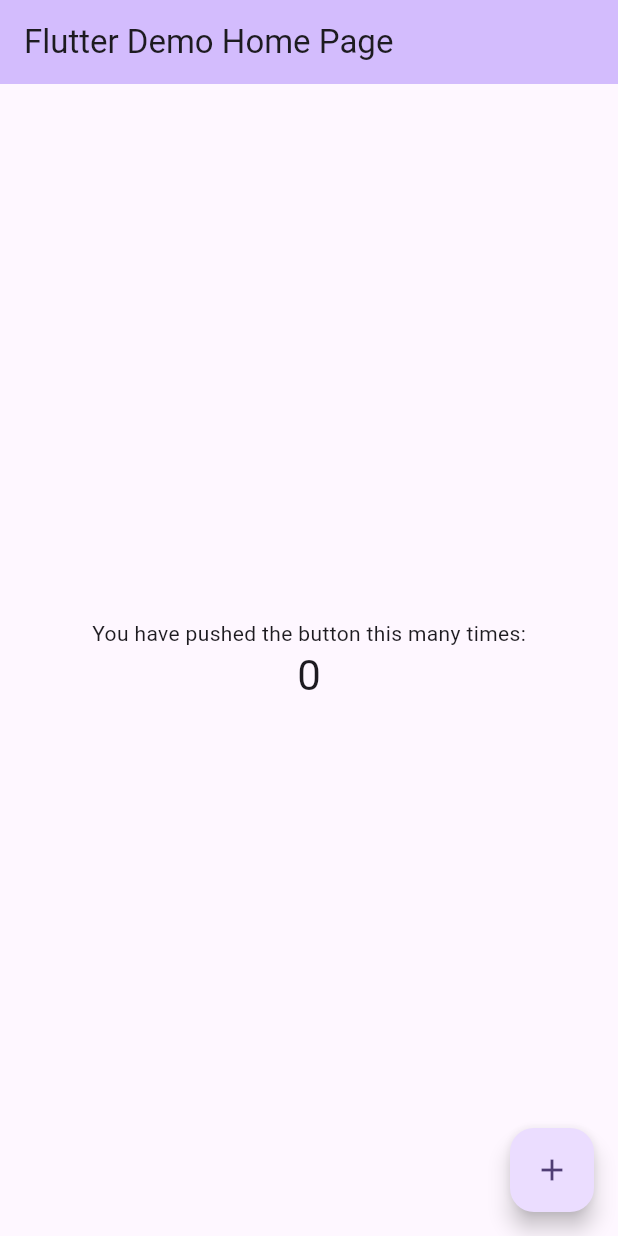
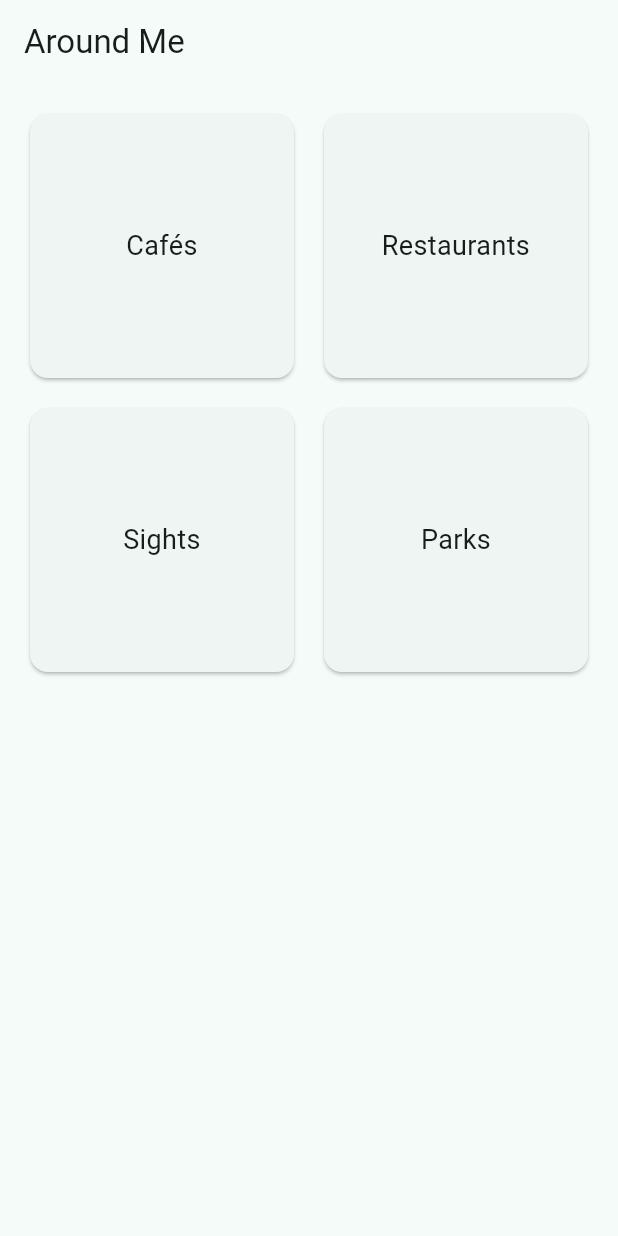
Before and after one commit to UDeedIt/Around-Me, a Flutter app: the screen it shows after launch, on a phone screen of 412 x 824 dp. Run offline on Flutter 3.47's test engine with Material 3 defaults, Android fonts, the phone set to English and light mode, and no system bars.

Commit message:
- "feat(AROUND-4): add base app shell and navigation scaffolding [skip ci]"

```diff
--- /dev/null
+++ b/lib/data/datasources/remote/places_api.dart
@@ -0,0 +1 @@
+// (dio)
--- /dev/null
+++ b/lib/features/home/home_screen.dart
@@ -0,0 +1,50 @@
+import 'package:flutter/material.dart';
+
+class HomeScreen extends StatelessWidget {
+  const HomeScreen({super.key});
+
+  static const _categories = [
+    'Cafés',
+    'Restaurants',
+    'Sights',
+    'Parks',
+  ];
+
+  @override
+  Widget build(BuildContext context) {
+    return Scaffold(
+      appBar: AppBar(title: const Text('Around Me')),
+      body: Padding(
+        padding: const EdgeInsets.all(16),
+        child: GridView.builder(
+          itemCount: _categories.length,
+          gridDelegate: const SliverGridDelegateWithFixedCrossAxisCount(
+            crossAxisCount: 2,
+            crossAxisSpacing: 12,
+            mainAxisSpacing: 12,
+          ),
+          itemBuilder: (context, index) {
+            final category = _categories[index];
+            return GestureDetector(
+              onTap: () {
+                Navigator.of(context).pushNamed(
+                  '/places',
+                  arguments: category,
+                );
+              },
+              child: Card(
+                child: Center(
+                  child: Text(
+                    category,
+                    textAlign: TextAlign.center,
+                    style: const TextStyle(fontSize: 18),
+                  ),
+                ),
+              ),
+            );
+          },
+        ),
+      ),
+    );
+  }
+}
--- a/lib/main.dart
+++ b/lib/main.dart
@@ -1,122 +1,35 @@
+// lib/main.dart
+
 import 'package:flutter/material.dart';
+import 'features/splash/splash_screen.dart';
+import 'features/home/home_screen.dart';
+import 'features/places/places_screen.dart';
 
 void main() {
-  runApp(const MyApp());
+  runApp(const AroundMeApp());
 }
 
-class MyApp extends StatelessWidget {
-  const MyApp({super.key});
+class AroundMeApp extends StatelessWidget {
+  const AroundMeApp({super.key});
 
-  // This widget is the root of your application.
   @override
   Widget build(BuildContext context) {
     return MaterialApp(
-      title: 'Flutter Demo',
+      title: 'Around Me',
       theme: ThemeData(
-        // This is the theme of your application.
-        //
-        // TRY THIS: Try running your application with "flutter run". You'll see
-        // the application has a purple toolbar. Then, without quitting the app,
-        // try changing the seedColor in the colorScheme below to Colors.green
-        // and then invoke "hot reload" (save your changes or press the "hot
-        // reload" button in a Flutter-supported IDE, or press "r" if you used
-        // the command line to start the app).
-        //
-        // Notice that the counter didn't reset back to zero; the application
-        // state is not lost during the reload. To reset the state, use hot
-        // restart instead.
-        //
-        // This works for code too, not just values: Most code changes can be
-        // tested with just a hot reload.
-        colorScheme: .fromSeed(seedColor: Colors.deepPurple),
+        colorScheme: ColorScheme.fromSeed(seedColor: Colors.teal),
+        useMaterial3: true,
       ),
-      home: const MyHomePage(title: 'Flutter Demo Home Page'),
+      initialRoute: '/splash',
+      routes: {
+        '/splash': (_) => const SplashScreen(),
+        '/home': (_) => const HomeScreen(),
+        '/places': (context) {
+          final args =
+              ModalRoute.of(context)!.settings.arguments as String? ?? '';
+          return PlacesScreen(categoryName: args);
+        },
+      },
     );
   }
 }
-
-class MyHomePage extends StatefulWidget {
-  const MyHomePage({super.key, required this.title});
-
-  // This widget is the home page of your application. It is stateful, meaning
-  // that it has a State object (defined below) that contains fields that affect
-  // how it looks.
-
-  // This class is the configuration for the state. It holds the values (in this
-  // case the title) provided by the parent (in this case the App widget) and
-  // used by the build method of the State. Fields in a Widget subclass are
-  // always marked "final".
-
-  final String title;
-
-  @override
-  State<MyHomePage> createState() => _MyHomePageState();
-}
-
-class _MyHomePageState extends State<MyHomePage> {
-  int _counter = 0;
-
-  void _incrementCounter() {
-    setState(() {
-      // This call to setState tells the Flutter framework that something has
-      // changed in this State, which causes it to rerun the build method below
-      // so that the display can reflect the updated values. If we changed
-      // _counter without calling setState(), then the build method would not be
-      // called again, and so nothing would appear to happen.
-      _counter++;
-    });
-  }
-
-  @override
-  Widget build(BuildContext context) {
-    // This method is rerun every time setState is called, for instance as done
-    // by the _incrementCounter method above.
-    //
-    // The Flutter framework has been optimized to make rerunning build methods
-    // fast, so that you can just rebuild anything that needs updating rather
-    // than having to individually change instances of widgets.
-    return Scaffold(
-      appBar: AppBar(
-        // TRY THIS: Try changing the color here to a specific color (to
-        // Colors.amber, perhaps?) and trigger a hot reload to see the AppBar
-        // change color while the other colors stay the same.
-        backgroundColor: Theme.of(context).colorScheme.inversePrimary,
-        // Here we take the value from the MyHomePage object that was created by
-        // the App.build method, and use it to set our appbar title.
-        title: Text(widget.title),
-      ),
-      body: Center(
-        // Center is a layout widget. It takes a single child and positions it
-        // in the middle of the parent.
-        child: Column(
-          // Column is also a layout widget. It takes a list of children and
-          // arranges them vertically. By default, it sizes itself to fit its
-          // children horizontally, and tries to be as tall as its parent.
-          //
-          // Column has various properties to control how it sizes itself and
-          // how it positions its children. Here we use mainAxisAlignment to
-          // center the children vertically; the main axis here is the vertical
-          // axis because Columns are vertical (the cross axis would be
-          // horizontal).
-          //
-          // TRY THIS: Invoke "debug painting" (choose the "Toggle Debug Paint"
-          // action in the IDE, or press "p" in the console), to see the
-          // wireframe for each widget.
-          mainAxisAlignment: .center,
-          children: [
-            const Text('You have pushed the button this many times:'),
-            Text(
-              '$_counter',
-              style: Theme.of(context).textTheme.headlineMedium,
-            ),
-          ],
-        ),
-      ),
-      floatingActionButton: FloatingActionButton(
-        onPressed: _incrementCounter,
-        tooltip: 'Increment',
-        child: const Icon(Icons.add),
-      ),
-    );
-  }
-}
```
Also changed, not shown: lib/features/places/places_screen.dart (added, +32 -0 lines), lib/features/splash/splash_screen.dart (added, +40 -0 lines), lib/data/dto/place_dto.dart (added), lib/data/repositories/places_repository_impl.dart (added), lib/domain/models/place.dart (added), lib/domain/models/place_category.dart (added), lib/domain/repositories/places_repository.dart (added), lib/domain/usecases/get_places_around_me.dart (added), 1 other file.
